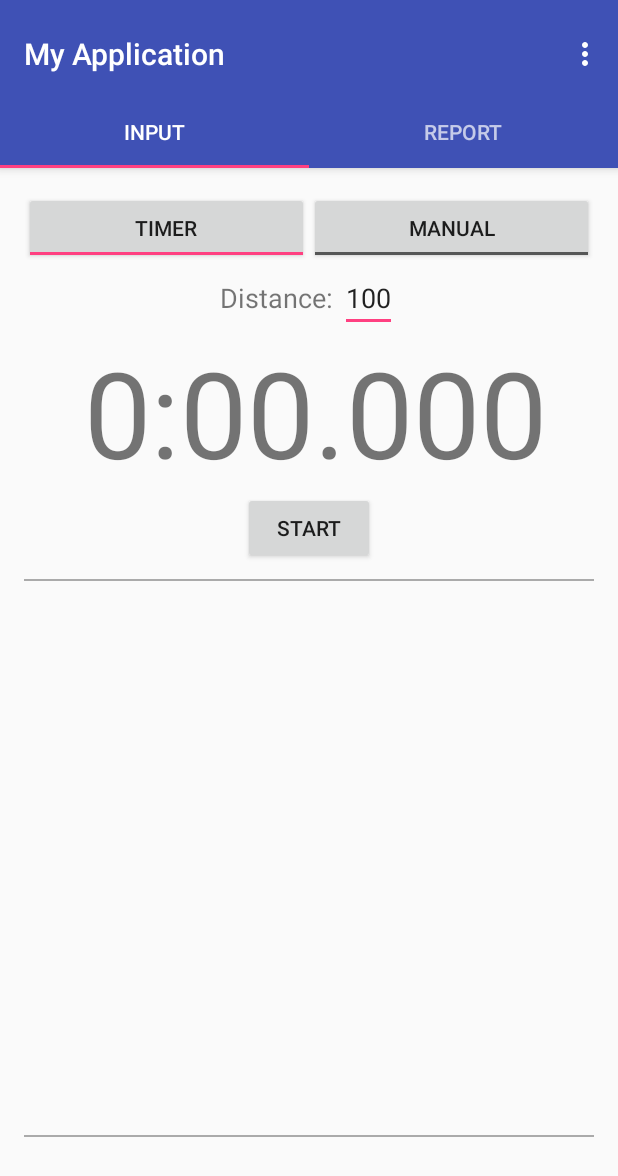
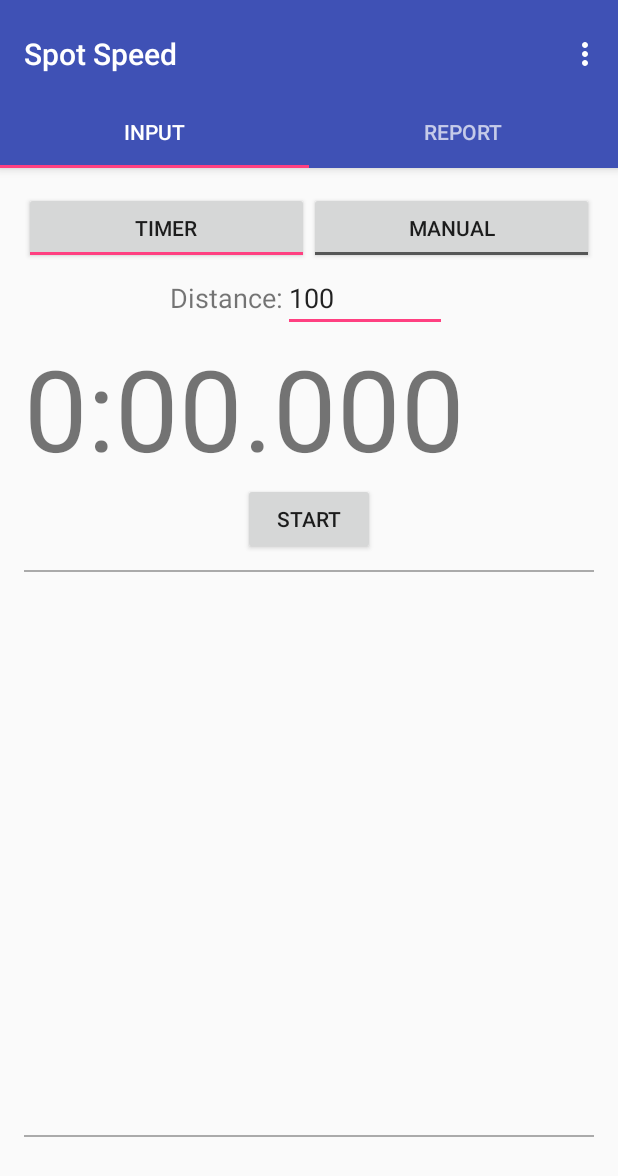
Before and after one commit to otaconisme/FizahTimer, an Android app: the screen it shows after launch (MainActivity), on a phone screen of 412 x 824 dp. Shown: the top 1176 px of the screen. Run offline under Robolectric (Android 15) with nearby library versions, the phone set to English and light mode, and no system bars.

Commit message:
Fixed distance and enter value edittext clean up some warning -using @string instead of hardcode

```diff
--- a/app/src/main/java/com/otaconisme/myapplication/TabReport.java
+++ b/app/src/main/java/com/otaconisme/myapplication/TabReport.java
@@ -14,7 +14,6 @@ public class TabReport extends Fragment {
     @Override
     public View onCreateView(LayoutInflater inflater, ViewGroup container,
                              Bundle savedInstanceState) {
-
         return inflater.inflate(R.layout.tab_report, container, false);
     }
 }
--- a/app/src/main/res/layout/tab_timer.xml
+++ b/app/src/main/res/layout/tab_timer.xml
@@ -22,8 +22,8 @@
             android:layout_weight="1"
             android:layout_height="wrap_content"
             android:checked="true"
-            android:textOn="Timer"
-            android:textOff="Timer"/>
+            android:textOn="@string/toggle_timer_text"
+            android:textOff="@string/toggle_timer_text"/>
 
         <ToggleButton
             android:id="@+id/toggle_manual"
@@ -31,8 +31,8 @@
             android:layout_width="0dp"
             android:layout_weight="1"
             android:layout_height="wrap_content"
-            android:textOn="Manual"
-            android:textOff="Manual"/>
+            android:textOn="@string/toggle_manual_text"
+            android:textOff="@string/toggle_manual_text"/>
 
     </LinearLayout>
 
@@ -54,24 +54,29 @@
 
                 <TextView
                     android:textSize="18sp"
-                    android:text="Distance: "
+                    android:text="@string/distance_label"
                     android:layout_width="wrap_content"
                     android:layout_height="wrap_content" />
 
                 <EditText
+                    android:id="@+id/edit_text_distance_input"
+                    android:onClick="editDistance"
+                    android:maxLength="8"
                     android:textSize="18sp"
-                    android:text="100"
-                    android:hint="(m)"
+                    android:inputType="numberDecimal"
+                    android:text="@string/distance_default"
+                    android:hint="@string/distance_hint"
                     android:layout_width="wrap_content"
-                    android:layout_height="wrap_content" />
+                    android:layout_height="wrap_content"
+                    android:imeOptions="actionSend" />
             </LinearLayout>
 
             <TextView
                 android:id="@+id/timer_display"
                 android:layout_width="match_parent"
                 android:layout_height="wrap_content"
-                android:textSize="80dp"
-                android:text="  0:00.000"/>
+                android:textSize="75sp"
+                android:text="@string/timer_default"/>
 
         </LinearLayout>
 
@@ -86,11 +91,14 @@
                 android:layout_height="18sp"/>
 
             <EditText
+                android:onClick="enterValue"
                 android:id="@+id/edit_text_input"
-                android:textSize="80sp"
+                android:textSize="70sp"
+                android:imeOptions="actionSend"
                 android:inputType="numberDecimal"
                 android:ellipsize="start"
-                android:hint="(km/h)"
+                android:hint="@string/manual_hint"
+                android:maxLength="8"
                 android:gravity="center_horizontal"
                 android:layout_width="match_parent"
                 android:layout_height="wrap_content" />
@@ -100,6 +108,11 @@
 
     </ViewSwitcher>
 
+    <ViewSwitcher
+        android:id="@+id/view_switcher_input_button"
+        android:layout_width="match_parent"
+        android:layout_height="wrap_content">
+
         <Button
             android:id="@+id/button_start_stop_timer"
             android:layout_width="wrap_content"
@@ -107,6 +120,16 @@
             android:layout_gravity="center_horizontal"
             android:onClick="startTimer"
             android:text="@string/button_start_timer_text"/>
+
+        <Button
+            android:id="@+id/button_enter"
+            android:layout_width="wrap_content"
+            android:layout_height="wrap_content"
+            android:layout_gravity="center_horizontal"
+            android:onClick="enterValue"
+            android:text="@string/button_manual_enter_text"/>
+
+    </ViewSwitcher>
 
     <View
         android:layout_width="match_parent"
@@ -136,14 +159,14 @@
 
         <View
             android:layout_width="match_parent"
-            android:layout_height="10sp"/>
+            android:layout_height="14sp"/>
 
         <Button
             android:layout_width="wrap_content"
             android:layout_height="wrap_content"
             android:layout_gravity="center_horizontal"
             android:onClick="clearAllDataEntry"
-            android:text="Clear All"/>
+            android:text="@string/button_clear_all_text"/>
 
     </ViewSwitcher>
 
--- a/app/src/main/res/values/strings.xml
+++ b/app/src/main/res/values/strings.xml
@@ -1,10 +1,26 @@
 <resources>
-    <string name="app_name">My Application</string>
+    <string name="app_name">Spot Speed</string>
     <string name="action_settings">Settings</string>
     <string name="section_format">Hello World from section: %1$d</string>
     <string name="button_start_timer_text">Start</string>
     <string name="button_stop_timer_text">Stop</string>
     <string name="button_generate_report_text">Generate</string>
+    <string name="toggle_timer_text">TIMER</string>
+    <string name="toggle_manual_text">MANUAL</string>
+    <string name="distance_label">Distance: </string>
+    <string name="distance_default">100</string>
     <string name="distance_hint">distance (m)</string>
+    <string name="timer_default">  0:00.000</string>
+    <string name="manual_hint">(km/h)</string>
+    <string name="button_manual_enter_text">ENTER</string>
+    <string name="button_clear_all_text">CLEAR ALL</string>
+    <string name="mean_label">mean: </string>
+    <string name="mean_default">0.0</string>
+    <string name="min_label">min: </string>
+    <string name="min_default">0.0</string>
+    <string name="max_label">max: </string>
+    <string name="max_default">0.0</string>
+    <string name="variance_label">variance: </string>
+    <string name="variance_default">0.0</string>
 
 </resources>
```
Also changed, not shown: app/src/main/java/com/otaconisme/myapplication/MainActivity.java (+32 -40 lines), app/src/main/res/layout/tab_report.xml (+12 -25 lines). Lines whose indentation alone changed are shown as unchanged.
